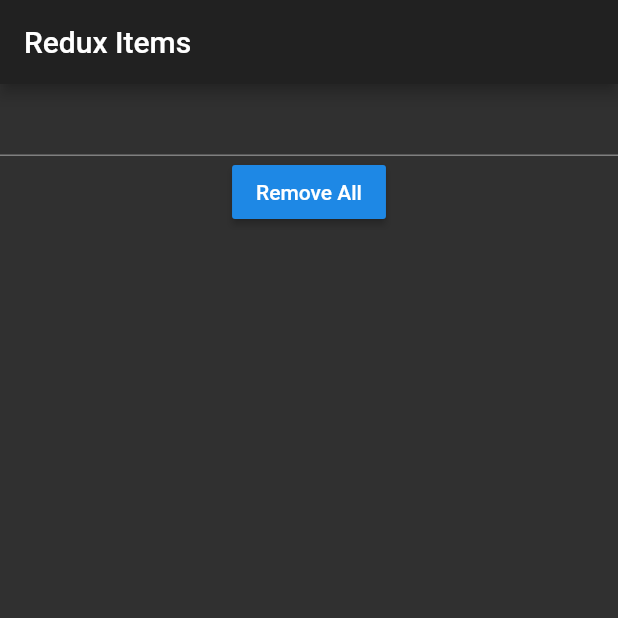
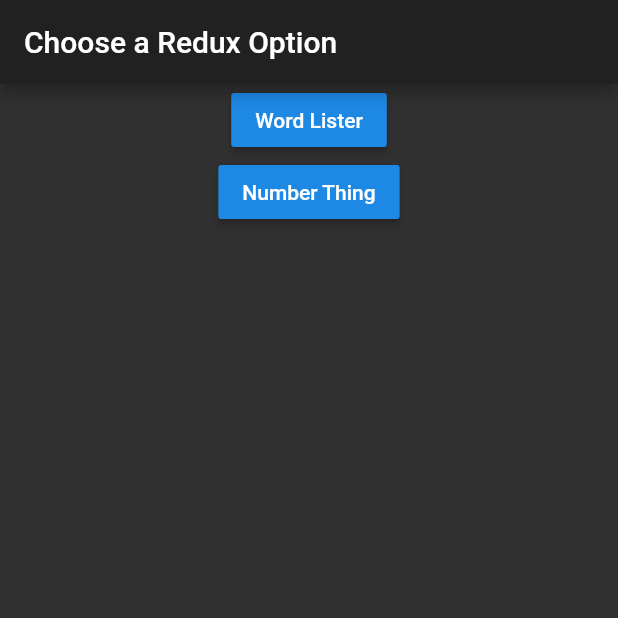
Before and after one commit to Uppers/tensor_redux_app, a Flutter app: the screen it shows after launch, on a phone screen of 412 x 824 dp, the top half of it. Run offline on Flutter 3.47's test engine with Material 2 defaults, Android fonts, the phone set to English and light mode, and no system bars; our stand-ins replace flutter_redux, redux.

Commit message:
Named routes and dumb numbers page added.

```diff
--- a/lib/main.dart
+++ b/lib/main.dart
@@ -46,18 +46,85 @@ class MyApp extends StatelessWidget {
       child: MaterialApp(
         title: 'Flutter Redux Demo',
         theme: ThemeData.dark(),
-        home: MyHomePage(),
+        initialRoute: HomePage.id,
+        routes: {
+          HomePage.id: (BuildContext context) => HomePage(),
+          WordPage.id: (BuildContext context) => WordPage(),
+          NumberPage.id: (BuildContext context) => NumberPage(),
+        },
       ),
     );
   }
 }
 
-class MyHomePage extends StatelessWidget {
+class HomePage extends StatelessWidget {
+  static String id = 'home_page';
   @override
   Widget build(BuildContext context) {
     return Scaffold(
       appBar: AppBar(
-        title: const Text('Redux Items'),
+        title: const Text('Choose a Redux Option'),
+      ),
+      body: Center(
+        child: Column(
+          children: <Widget>[
+            RaisedButton(
+              child: const Text('Word Lister'),
+              onPressed: () {
+                Navigator.pushNamed(context, WordPage.id);
+              },
+            ),
+            RaisedButton(
+              child: const Text('Number Thing'),
+              onPressed: () {
+                Navigator.pushNamed(context, NumberPage.id);
+              },
+            ),
+          ],
+        ),
+      ),
+    );
+  }
+}
+
+class NumberPage extends StatelessWidget {
+  static String id = 'number_page';
+  @override
+  Widget build(BuildContext context) {
+    return Scaffold(
+      appBar: AppBar(
+        title: const Text('Number Page'),
+      ),
+      body: Center(
+        child: Column(
+          children: <Widget>[
+            Text('0'),
+            Row(
+              children: <Widget>[
+                IconButton(
+                  icon: Icon(Icons.add),
+                  onPressed: () {},
+                ),
+                IconButton(
+                  icon: Icon(Icons.remove),
+                  onPressed: () {},
+                ),
+              ],
+            ),
+          ],
+        ),
+      ),
+    );
+  }
+}
+
+class WordPage extends StatelessWidget {
+  static String id = 'word_list_page';
+  @override
+  Widget build(BuildContext context) {
+    return Scaffold(
+      appBar: AppBar(
+        title: const Text('Word List'),
       ),
       body: Center(
         child: Column(
```
